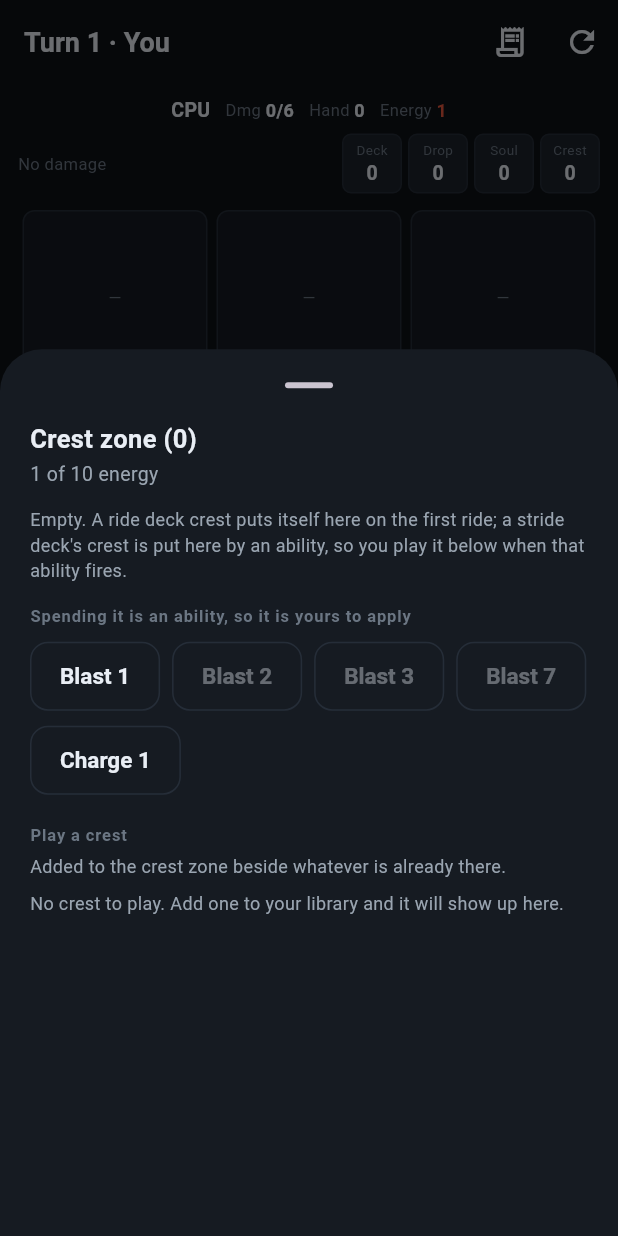
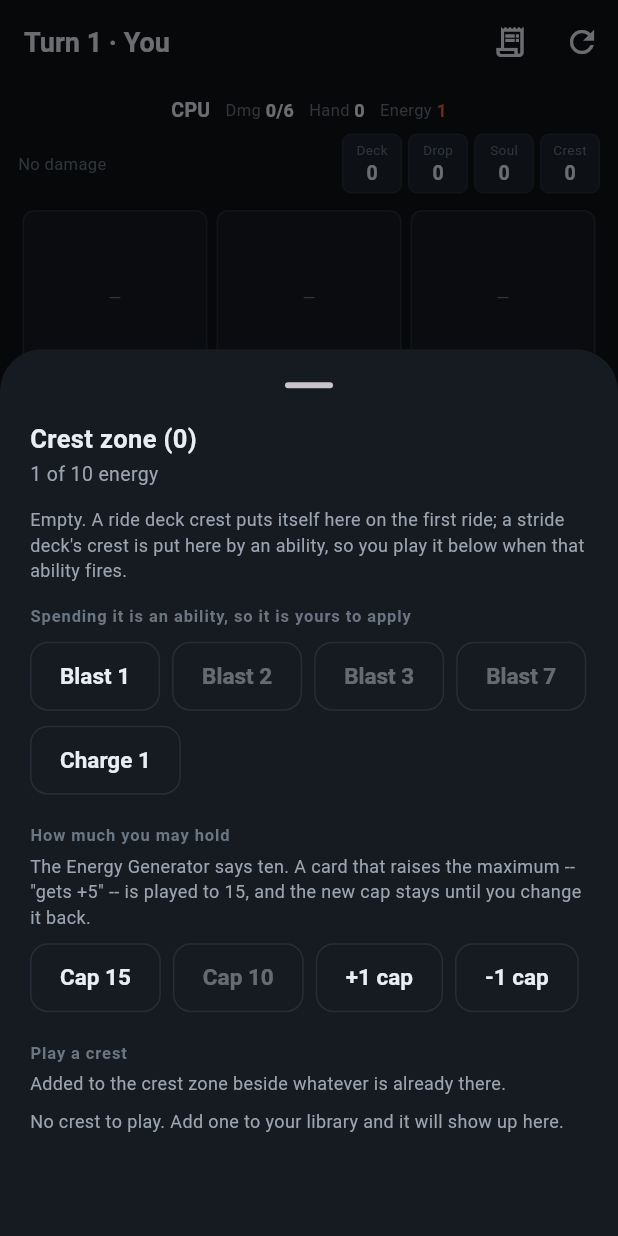
Before and after one commit to lepenguin22/TCG, a Flutter app: the PlaytestScreen screen opened directly with empty values, after a tap on "Keep this hand", after a tap on "Energy", after a tap on "Crest", on a phone screen of 412 x 824 dp. Run offline on Flutter 3.47's test engine with Material 3 defaults, Android fonts, the phone set to English and light mode, and no system bars; our stand-ins replace cached_network_image, shared_preferences; accounts and stored records are empty.

Commit message:
Let the energy cap be raised past ten
Ten is what the Energy Generator says, and the board treated it as a
constant of the game. Cards raise it -- DZ-BT15/001 Wirbel Kenig puts
the maximum up by five -- and there was no way to play a deck built on
that.

The cap is now a number each player carries. The crest sheet sets it,
with Cap 15 and Cap 10 for the two the game uses and a step either way
for anything else, and the reader follows the printed wording so the CPU
raises its own without being told. A raised cap lasts until it is
changed rather than wearing off with the turn; lowering it spills the
energy above it, a cap being a maximum rather than a promise.

The crest sheet also listens to the board now, so spending energy or
changing the cap shows in the heading instead of waiting for the sheet
to be closed and opened again.

Co-Authored-By: Claude Opus 5 <noreply@anthropic.com>
Claude-Session: https://claude.ai/code/session_016ajuunbXxV7kooiP4cxDd8

```diff
--- a/lib/playtest/playtest_controller.dart
+++ b/lib/playtest/playtest_controller.dart
@@ -436,6 +436,11 @@ class PlaytestController extends ChangeNotifier {
     _sync();
   }
 
+  void setEnergyCap(PlaytestSide side, int cap) {
+    engine.setEnergyCap(side, cap);
+    _sync();
+  }
+
   void drawCard(PlaytestSide side) {
     engine.drawCard(side);
     _sync();
--- a/lib/playtest/playtest_engine.dart
+++ b/lib/playtest/playtest_engine.dart
@@ -290,17 +290,36 @@ class PlaytestEngine {
     return crest.effect.trim().isEmpty ? 3 : 0;
   }
 
-  /// Adds energy, up to the ten the crest allows.
+  /// Adds energy, up to the cap this player is playing under.
   void _chargeEnergy(PlaytestSide side, int amount) {
     if (amount <= 0) return;
     final before = side.energy;
-    side.energy = (side.energy + amount).clamp(0, PlaytestSide.energyCap);
+    side.energy = (side.energy + amount).clamp(0, side.energyCap);
     final gained = side.energy - before;
     state.note(
       gained == amount
           ? '${side.name} energy-charges $amount (${side.energy}).'
           : '${side.name} energy-charges $gained to the cap of '
-                '${PlaytestSide.energyCap}.',
+                '${side.energyCap}.',
+      by: side,
+    );
+  }
+
+  /// Sets how much energy this player may hold.
+  ///
+  /// Ten is what the Energy Generator says, and cards raise it -- a vanguard
+  /// whose text puts the maximum up by five is playing to fifteen. Lowering
+  /// the cap below the energy already held spills the difference, since the
+  /// cap is a maximum rather than a promise.
+  void setEnergyCap(PlaytestSide side, int cap) {
+    final wanted = cap.clamp(1, 99);
+    if (wanted == side.energyCap) return;
+    side.energyCap = wanted;
+    final spilled = side.energy > wanted;
+    if (spilled) side.energy = wanted;
+    state.note(
+      '${side.name} may now hold $wanted energy'
+      '${spilled ? ', so it is down to $wanted' : ''}.',
       by: side,
     );
   }
@@ -1358,10 +1377,7 @@ class PlaytestEngine {
       }
     }
     if (cost.energy > 0) {
-      side.energy = (side.energy - cost.energy).clamp(
-        0,
-        PlaytestSide.energyCap,
-      );
+      side.energy = (side.energy - cost.energy).clamp(0, side.energyCap);
     }
     if (cost.mill > 0) {
       for (var i = 0; i < cost.mill && side.deck.isNotEmpty; i += 1) {
@@ -1409,6 +1425,12 @@ class PlaytestEngine {
     }
     if (effect.becomeHollowed) hollow(side, circle);
     if (effect.grantsBoost) grantBoost(side, circle, granted: true);
+    // Set rather than added, so a continuous ability played again on a later
+    // turn puts the cap at the same fifteen rather than at twenty.
+    if (effect.energyCapBonus > 0) {
+      final raised = PlaytestSide.baseEnergyCap + effect.energyCapBonus;
+      if (side.energyCap < raised) setEnergyCap(side, raised);
+    }
     if (effect.critical != 0) unit.criticalBonus += effect.critical;
     for (var i = 0; i < effect.draw; i += 1) {
       _draw(side);
@@ -1534,7 +1556,7 @@ class PlaytestEngine {
   /// Energy spent or gained by an ability the player is applying by hand. The
   /// crest's own charge is automatic; everything else lands here.
   void setEnergy(PlaytestSide side, int value) {
-    side.energy = value.clamp(0, PlaytestSide.energyCap);
+    side.energy = value.clamp(0, side.energyCap);
   }
 
   /// Deals damage directly, for an ability that says to.
--- a/lib/playtest/playtest_state.dart
+++ b/lib/playtest/playtest_state.dart
@@ -210,9 +210,16 @@ class PlaytestSide {
   /// player applies by hand.
   int energy = 0;
 
-  /// The most energy anyone may hold. The Energy Generator crest says it:
-  /// "[CONT]:You may have up to ten energy."
-  static const energyCap = 10;
+  /// The most energy the Energy Generator allows: "[CONT]:You may have up to
+  /// ten energy."
+  static const baseEnergyCap = 10;
+
+  /// The most energy this player may hold, which is not always ten.
+  ///
+  /// Cards raise it -- "the maximum energy you may have ... gets +5" puts it
+  /// at fifteen -- and a raised cap is a lasting thing, not a turn's worth of
+  /// it, so it stays where it is put until something changes it back.
+  int energyCap = baseEnergyCap;
 
   /// The ride deck crest this deck brought, while it is still in the ride
   /// deck. It moves into the crest zone on the first ride.
--- a/lib/screens/playtest_screen.dart
+++ b/lib/screens/playtest_screen.dart
@@ -942,6 +942,10 @@ void _showCrestSheet(
             _crestTypes.contains(card.attributes['cardType']),
       )
       .toList();
+  // Asked for once rather than on every rebuild: the sheet redraws whenever
+  // the board changes, and a fresh future each time would reload the card
+  // database under the reader.
+  final crestOptions = _crestOptions(context, definition);
 
   showModalBottomSheet<void>(
     context: context,
@@ -952,8 +956,13 @@ void _showCrestSheet(
       child: DraggableScrollableSheet(
         expand: false,
         initialChildSize: 0.7,
-        builder: (_, scrollController) => FutureBuilder<List<CatalogCard>>(
-          future: _crestOptions(context, definition),
+        // Listening to the board, so spending energy or changing the cap
+        // shows in the numbers at the top of this sheet rather than waiting
+        // for it to be closed and opened again.
+        builder: (_, scrollController) => ListenableBuilder(
+          listenable: game,
+          builder: (_, _) => FutureBuilder<List<CatalogCard>>(
+            future: crestOptions,
             builder: (builderContext, snapshot) {
               final catalogCrests = snapshot.data ?? const <CatalogCard>[];
               final options = <CardDefinition>[
@@ -976,7 +985,7 @@ void _showCrestSheet(
                 children: [
                   SectionHeader(
                     title: 'Crest zone (${side.crestZone.length})',
-                  caption: '${side.energy} of ${PlaytestSide.energyCap} energy',
+                    caption: '${side.energy} of ${side.energyCap} energy',
                   ),
                   if (side.rideCrest != null)
                     Text(
@@ -993,7 +1002,10 @@ void _showCrestSheet(
                       'Empty. A ride deck crest puts itself here on the first '
                       'ride; a stride deck\'s crest is put here by an ability, '
                       'so you play it below when that ability fires.',
-                    style: TextStyle(color: AppColors.textMuted, fontSize: 12),
+                      style: TextStyle(
+                        color: AppColors.textMuted,
+                        fontSize: 12,
+                      ),
                     ),
 
                   // What is in the zone, each with what it charges and a way
@@ -1059,6 +1071,61 @@ void _showCrestSheet(
 
                   const SizedBox(height: 18),
                   const Text(
+                    'How much you may hold',
+                    style: TextStyle(
+                      color: AppColors.textFaint,
+                      fontSize: 11,
+                      letterSpacing: 0.6,
+                      fontWeight: FontWeight.w700,
+                    ),
+                  ),
+                  const SizedBox(height: 4),
+                  Text(
+                    'The Energy Generator says ten. A card that raises the '
+                    'maximum -- "gets +5" -- is played to '
+                    '${PlaytestSide.baseEnergyCap + 5}, and the new cap stays '
+                    'until you change it back.',
+                    style: const TextStyle(
+                      color: AppColors.textMuted,
+                      fontSize: 12,
+                    ),
+                  ),
+                  const SizedBox(height: 8),
+                  Wrap(
+                    spacing: 8,
+                    runSpacing: 8,
+                    children: [
+                      OutlinedButton(
+                        onPressed: side.energyCap == 15
+                            ? null
+                            : () => game.setEnergyCap(side, 15),
+                        child: const Text('Cap 15'),
+                      ),
+                      OutlinedButton(
+                        onPressed: side.energyCap == PlaytestSide.baseEnergyCap
+                            ? null
+                            : () => game.setEnergyCap(
+                                side,
+                                PlaytestSide.baseEnergyCap,
+                              ),
+                        child: const Text('Cap 10'),
+                      ),
+                      OutlinedButton(
+                        onPressed: () =>
+                            game.setEnergyCap(side, side.energyCap + 1),
+                        child: const Text('+1 cap'),
+                      ),
+                      OutlinedButton(
+                        onPressed: side.energyCap <= 1
+                            ? null
+                            : () => game.setEnergyCap(side, side.energyCap - 1),
+                        child: const Text('-1 cap'),
+                      ),
+                    ],
+                  ),
+
+                  const SizedBox(height: 18),
+                  const Text(
                     'Play a crest',
                     style: TextStyle(
                       color: AppColors.textFaint,
@@ -1131,6 +1198,7 @@ void _showCrestSheet(
                 ],
               );
             },
+          ),
         ),
       ),
     ),
```
Also changed, not shown: lib/playtest/ability_reader.dart (+13 -0 lines), 4 other files. Lines whose indentation alone changed are shown as unchanged.
